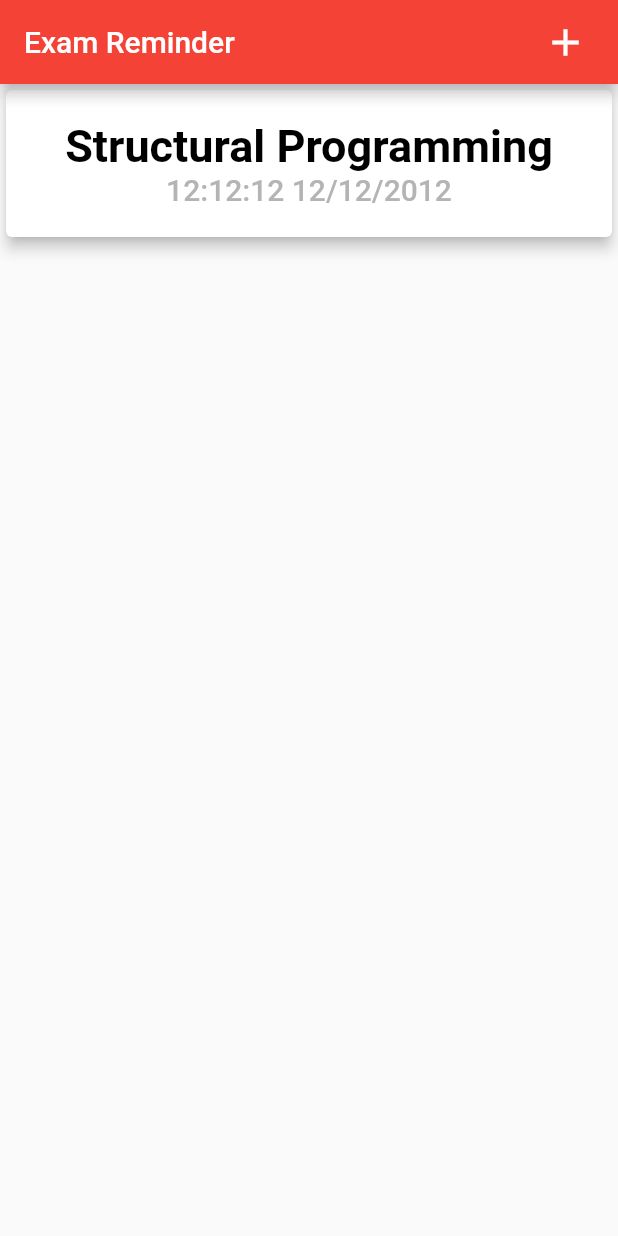
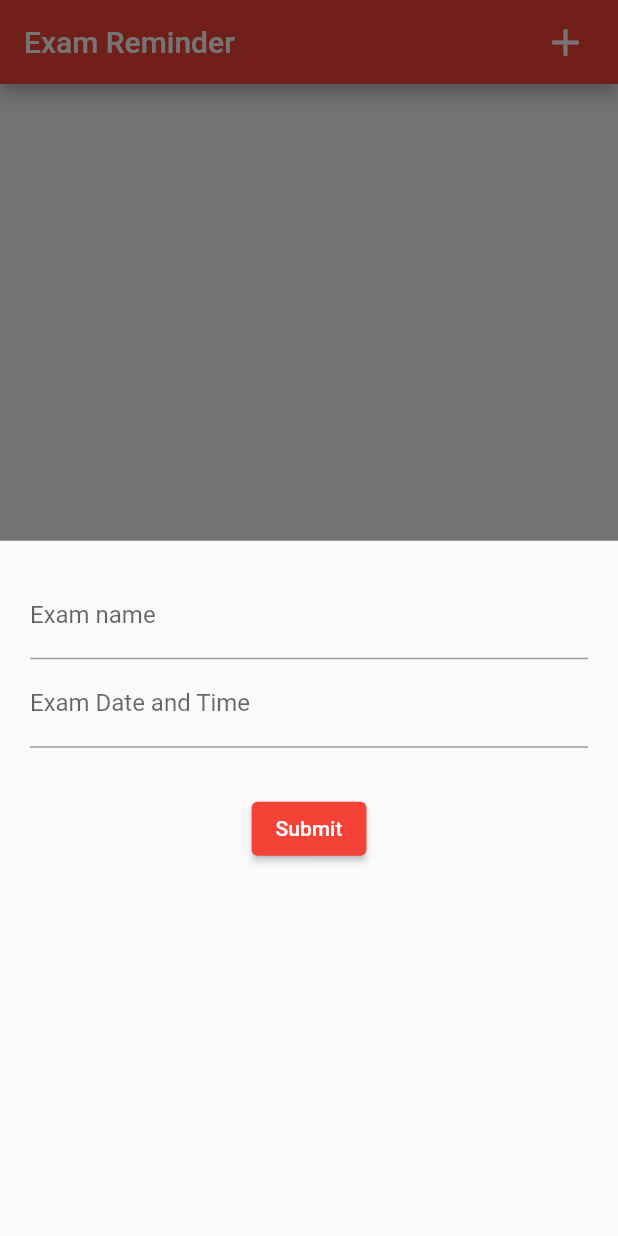
Before and after one commit to Flutter-Labs-MIS/lab_5, a Flutter app: the screen it shows after launch, after a tap on the "add" icon, on a phone screen of 412 x 824 dp. Run offline on Flutter 3.47's test engine with Material 2 defaults, Android fonts, the phone set to English and light mode, and no system bars; our stand-ins replace nanoid.

Commit message:
dynamicly add exams to list

```diff
--- a/lib/main.dart
+++ b/lib/main.dart
@@ -1,6 +1,7 @@
 import 'package:flutter/material.dart';
-import 'package:lab_3/models/exam.dart';
 import 'exam_card.dart';
+import 'widgets/new_exam_item_form.dart';
+import 'models/exam.dart';
 
 void main() {
   runApp(const MyApp());
@@ -34,13 +35,22 @@ class MyHomePage extends StatefulWidget {
 class _MyHomePageState extends State<MyHomePage> {
   final List<ExamCard> _exams = [];
 
-  void _addExamToList() {
-    ExamCard el = ExamCard(Exam(
-        id: 1,
-        name: "Structural Programming",
-        dateTime: "12:12:12 12/12/2012"));
+  void _showModalForm(ctx) {
+    showModalBottomSheet(
+      context: ctx,
+      builder: (_) {
+        return GestureDetector(
+          onTap: () => {},
+          behavior: HitTestBehavior.opaque,
+          child: NewExamItemForm(_addExamToList),
+        );
+      },
+    );
+  }
+
+  void _addExamToList(Exam exam) {
     setState(() {
-      _exams.add(el);
+      _exams.add(ExamCard(exam));
     });
   }
 
@@ -55,7 +65,7 @@ class _MyHomePageState extends State<MyHomePage> {
               right: 20,
             ),
             child: GestureDetector(
-              onTap: _addExamToList,
+              onTap: () => _showModalForm(context),
               child: const Icon(
                 Icons.add,
                 size: 30,
--- a/lib/models/exam.dart
+++ b/lib/models/exam.dart
@@ -1,5 +1,5 @@
 class Exam {
-  final int id;
+  final String id;
   final String name;
   final String dateTime;
 
--- /dev/null
+++ b/lib/widgets/new_exam_item_form.dart
@@ -0,0 +1,63 @@
+import 'package:flutter/material.dart';
+import 'package:lab_3/models/exam.dart';
+import 'package:nanoid/nanoid.dart';
+
+class NewExamItemForm extends StatefulWidget {
+  final Function addItemFunction;
+
+  const NewExamItemForm(this.addItemFunction, {super.key});
+
+  @override
+  State<StatefulWidget> createState() => _NewExamItemFormState();
+}
+
+class _NewExamItemFormState extends State<NewExamItemForm> {
+  final _examNameController = TextEditingController();
+  final _examDateTimeController = TextEditingController();
+
+  // late String examName;
+  // late String examDateTime;
+
+  void _submitForm() {
+    if (_examNameController.text.isEmpty ||
+        _examDateTimeController.text.isEmpty) {
+      return;
+    }
+
+    final String examName = _examNameController.text;
+    final String examDateTime = _examDateTimeController.text;
+
+    final Exam e = Exam(id: nanoid(4), name: examName, dateTime: examDateTime);
+
+    widget.addItemFunction(e);
+    Navigator.of(context).pop();
+  }
+
+  @override
+  Widget build(BuildContext context) {
+    return Container(
+      padding: const EdgeInsets.all(20),
+      child: Column(
+        children: [
+          TextField(
+            controller: _examNameController,
+            decoration: const InputDecoration(labelText: "Exam name"),
+            onSubmitted: (_) => _submitForm,
+          ),
+          TextField(
+            controller: _examDateTimeController,
+            decoration: const InputDecoration(labelText: "Exam Date and Time"),
+            onSubmitted: (_) => _submitForm,
+          ),
+          Container(
+            padding: const EdgeInsets.only(top: 30),
+            child: ElevatedButton(
+              onPressed: _submitForm,
+              child: const Text('Submit'),
+            ),
+          ),
+        ],
+      ),
+    );
+  }
+}
--- a/pubspec.yaml
+++ b/pubspec.yaml
@@ -28,6 +28,7 @@ environment:
 # the latest version available on pub.dev. To see which dependencies have newer
 # versions available, run `flutter pub outdated`.
 dependencies:
+  nanoid:
   flutter:
     sdk: flutter
 
```
Also changed, not shown: pubspec.lock.
